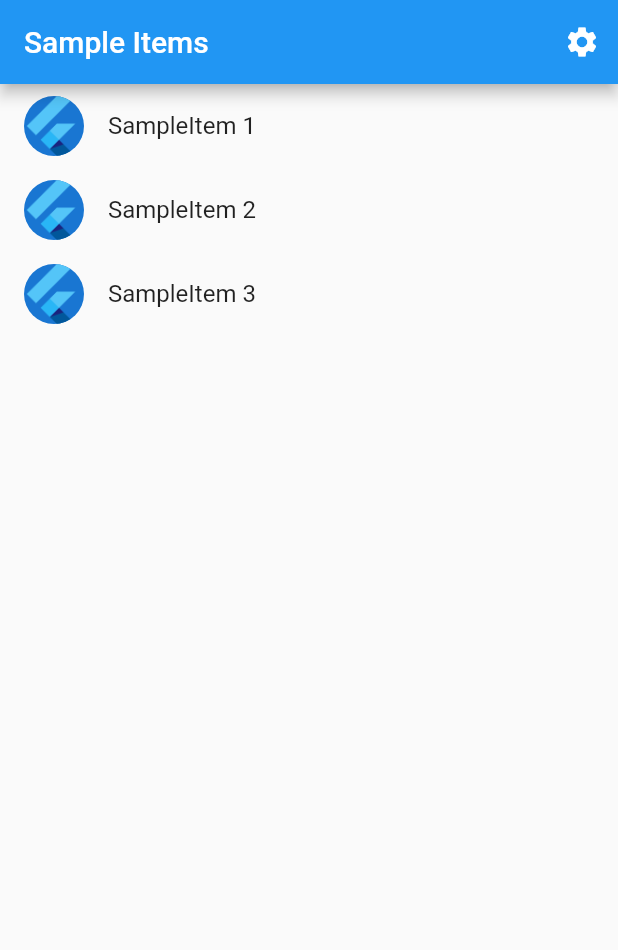
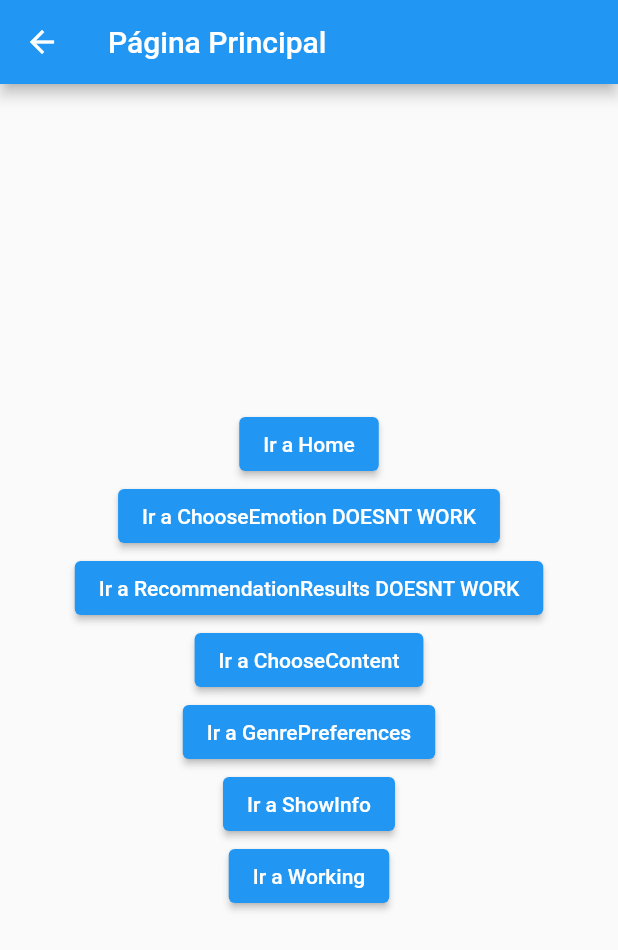
Before and after one commit to magrcruz/moodMatchNew, a Flutter app: the screen it shows after launch, on a phone screen of 412 x 824 dp. Shown: the top 950 px of the screen. Run offline on Flutter 3.47's test engine with Material 2 defaults, Android fonts, the phone set to English and light mode, and no system bars; generated files the repository leaves out were written again.

Commit message:
project structure

```diff
--- a/lib/main.dart
+++ b/lib/main.dart
@@ -1,4 +1,4 @@
-import 'package:flutter/material.dart';
+/*import 'package:flutter/material.dart';
 
 import 'src/app.dart';
 import 'src/settings/settings_controller.dart';
@@ -18,3 +18,24 @@ void main() async {
   // SettingsView.
   runApp(MyApp(settingsController: settingsController));
 }
+*/
+import 'package:flutter/material.dart';
+import 'routes/routes.dart'; // Importa tus rutas desde routes.dart
+
+void main() {
+  runApp(MyApp());
+}
+
+class MyApp extends StatelessWidget {
+  @override
+  Widget build(BuildContext context) {
+    return MaterialApp(
+      title: 'Mi Aplicación',
+      theme: ThemeData(
+        primarySwatch: Colors.blue,
+      ),
+      initialRoute: '/index', // Establece la ruta inicial en '/index'
+      routes: routes, // Utiliza las rutas definidas en routes.dart
+    );
+  }
+}
--- /dev/null
+++ b/lib/routes/routes.dart
@@ -0,0 +1,29 @@
+import 'package:flutter/material.dart';
+import 'package:mood_match/screens/index.dart';
+import 'package:mood_match/screens/choose_emotion.dart';
+import 'package:mood_match/screens/recommendation_results.dart';
+import 'package:mood_match/screens/choose_content.dart';
+import 'package:mood_match/screens/genre_preferences.dart';
+import 'package:mood_match/screens/show_info.dart';
+import 'package:mood_match/screens/working.dart';
+import 'package:mood_match/screens/home.dart'; // Asegúrate de importar la clase HomeScreen
+
+final Map<String, WidgetBuilder> routes = {
+  '/': (context) => HomeScreen(), // Ruta de inicio
+  '/index': (context) => Index(),
+  '/choose_emotion/:type': (context) {
+    final args = ModalRoute.of(context)!.settings.arguments as Map<String, dynamic>;
+    return ChooseEmotion(type: args['type']);
+  },
+  '/recommendation_results/:type/:emotion': (context) {
+    final args = ModalRoute.of(context)!.settings.arguments as Map<String, dynamic>;
+    return RecommendationResults(
+      type: args['type'],
+      emotion: args['emotion'],
+    );
+  },
+  '/choose_content': (context) => ChooseContent(),
+  '/genre_preferences': (context) => GenrePreferences(),
+  '/show_info': (context) => ShowInfo(),
+  '/working': (context) => Working(),
+};
--- /dev/null
+++ b/lib/screens/index.dart
@@ -0,0 +1,61 @@
+import 'package:flutter/material.dart';
+
+class Index extends StatelessWidget {
+  @override
+  Widget build(BuildContext context) {
+    return Scaffold(
+      appBar: AppBar(
+        title: Text('Página Principal'),
+      ),
+      body: Center(
+        child: Column(
+          mainAxisAlignment: MainAxisAlignment.center,
+          children: <Widget>[
+            ElevatedButton(
+              onPressed: () {
+                Navigator.pushNamed(context, '/');
+              },
+              child: Text('Ir a Home'),
+            ),
+            ElevatedButton(
+              onPressed: () {
+                Navigator.pushNamed(context, '/choose_emotion/default');
+              },
+              child: Text('Ir a ChooseEmotion DOESNT WORK'),
+            ),
+            ElevatedButton(
+              onPressed: () {
+                Navigator.pushNamed(context, '/recommendation_results/default/default');
+              },
+              child: Text('Ir a RecommendationResults DOESNT WORK'),
+            ),
+            ElevatedButton(
+              onPressed: () {
+                Navigator.pushNamed(context, '/choose_content');
+              },
+              child: Text('Ir a ChooseContent'),
+            ),
+            ElevatedButton(
+              onPressed: () {
+                Navigator.pushNamed(context, '/genre_preferences');
+              },
+              child: Text('Ir a GenrePreferences'),
+            ),
+            ElevatedButton(
+              onPressed: () {
+                Navigator.pushNamed(context, '/show_info');
+              },
+              child: Text('Ir a ShowInfo'),
+            ),
+            ElevatedButton(
+              onPressed: () {
+                Navigator.pushNamed(context, '/working');
+              },
+              child: Text('Ir a Working'),
+            ),
+          ],
+        ),
+      ),
+    );
+  }
+}
```
Also changed, not shown: lib/screens/choose_content.dart (added, +36 -0 lines), lib/screens/choose_emotion.dart (added, +28 -0 lines), lib/screens/genre_preferences.dart (added, +82 -0 lines), lib/screens/home.dart (added, +30 -0 lines), lib/screens/recommendation_results.dart (added, +33 -0 lines), lib/screens/show_info.dart (added, +70 -0 lines), lib/screens/working.dart (added, +31 -0 lines).
